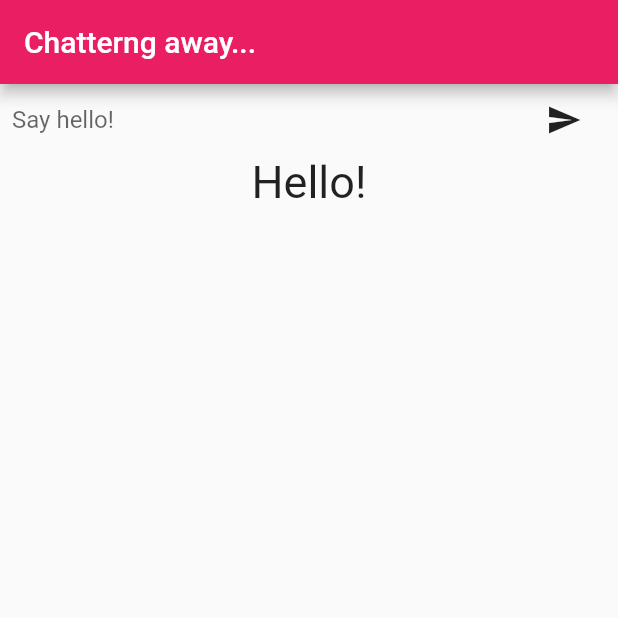
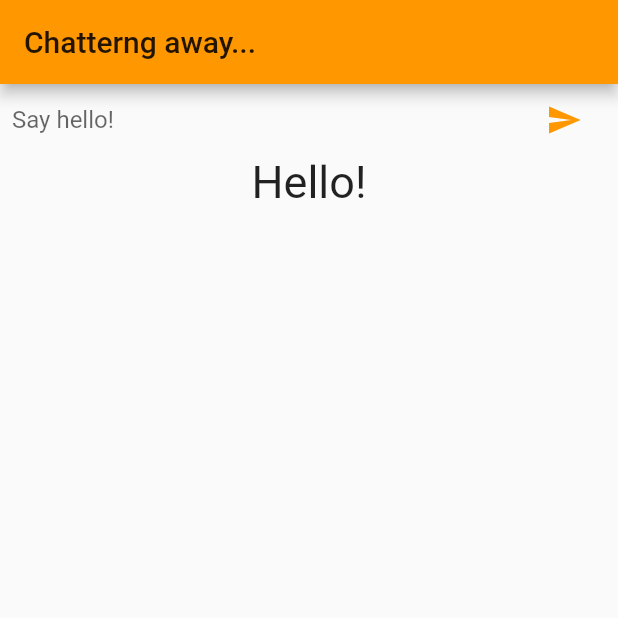
Before and after one commit to domesticmouse/flutter_class_101, a Flutter app: the screen it shows after launch, on a phone screen of 412 x 824 dp, the top half of it. Run offline on Flutter 3.47's test engine with Material 2 defaults, Android fonts, the light colour scheme and no system bars.

Commit message:
IconTheme

```diff
--- a/lib/main.dart
+++ b/lib/main.dart
@@ -41,7 +41,7 @@ class MyApp extends StatelessWidget {
     return MaterialApp(
       title: 'Chattr (Alpha!)',
       theme: ThemeData(
-        primarySwatch: Colors.pink,
+        primarySwatch: Colors.orange,
       ),
       home: ChatScreen(),
     );
@@ -79,7 +79,11 @@ class _ChatScreenState extends State<ChatScreen> {
   }
 
   Widget _buildTextComposer() {
-    return Container(
+    return IconTheme(
+      data: IconThemeData(
+        color: Theme.of(context).accentColor,
+      ),
+      child: Container(
         margin: EdgeInsets.symmetric(horizontal: 8),
         child: Row(
           children: [
@@ -99,6 +103,7 @@ class _ChatScreenState extends State<ChatScreen> {
             )
           ],
         ),
+      ),
     );
   }
 
```
Lines whose indentation alone changed are shown as unchanged.
